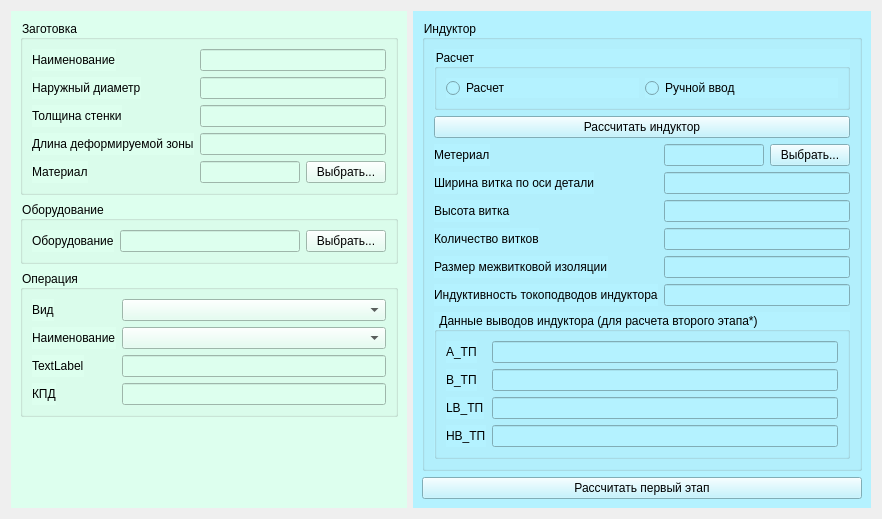
Before: the Qt Designer form gui/InitialParameters.ui in Kroshy1984/MIOM, drawn with Qt 5.
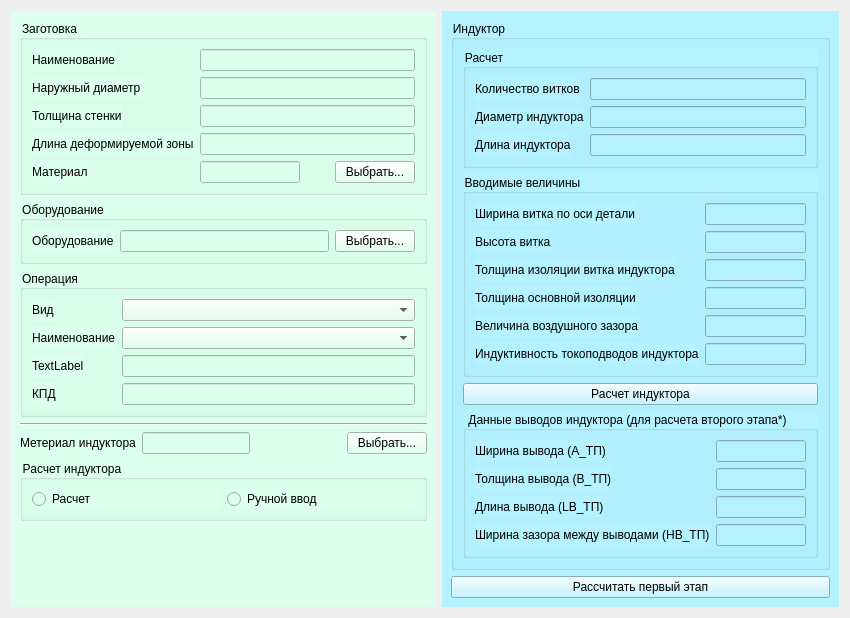
After: the same form once the commit is applied.

The edit to the form file:
```diff
--- a/gui/InitialParameters.ui
+++ b/gui/InitialParameters.ui
@@ -7,7 +7,7 @@
     <x>0</x>
     <y>0</y>
     <width>850</width>
-    <height>483</height>
+    <height>602</height>
    </rect>
   </property>
   <property name="windowTitle">
@@ -186,6 +186,81 @@
         </layout>
        </widget>
       </item>
+      <item>
+       <widget class="Line" name="line">
+        <property name="orientation">
+         <enum>Qt::Horizontal</enum>
+        </property>
+       </widget>
+      </item>
+      <item>
+       <layout class="QFormLayout" name="formLayout">
+        <item row="0" column="0">
+         <widget class="QLabel" name="label_9">
+          <property name="text">
+           <string>Метериал индуктора</string>
+          </property>
+         </widget>
+        </item>
+        <item row="0" column="1">
+         <layout class="QHBoxLayout" name="horizontalLayout">
+          <item>
+           <widget class="QLineEdit" name="lineEditMaterialInductor">
+            <property name="minimumSize">
+             <size>
+              <width>100</width>
+              <height>0</height>
+             </size>
+            </property>
+           </widget>
+          </item>
+          <item>
+           <spacer name="horizontalSpacer">
+            <property name="orientation">
+             <enum>Qt::Horizontal</enum>
+            </property>
+            <property name="sizeHint" stdset="0">
+             <size>
+              <width>40</width>
+              <height>20</height>
+             </size>
+            </property>
+           </spacer>
+          </item>
+          <item>
+           <widget class="QPushButton" name="pushButtonMaterialInductor">
+            <property name="text">
+             <string>Выбрать...</string>
+            </property>
+           </widget>
+          </item>
+         </layout>
+        </item>
+       </layout>
+      </item>
+      <item>
+       <widget class="QGroupBox" name="groupBox_4">
+        <property name="title">
+         <string>Расчет индуктора</string>
+        </property>
+        <layout class="QHBoxLayout" name="horizontalLayout_3">
+         <item>
+          <widget class="QRadioButton" name="radioButtonCalc">
+           <property name="text">
+            <string>Расчет</string>
+           </property>
+          </widget>
+         </item>
+         <item>
+          <widget class="QRadioButton" name="radioButtonManual">
+           <property name="text">
+            <string>Ручной ввод</string>
+           </property>
+          </widget>
+         </item>
+        </layout>
+       </widget>
+      </item>
       <item>
        <spacer name="verticalSpacer">
         <property name="orientation">
@@ -216,118 +291,100 @@
         </property>
         <layout class="QVBoxLayout" name="verticalLayout_4">
          <item>
-          <widget class="QGroupBox" name="groupBox_4">
+          <widget class="QGroupBox" name="groupBox_7">
            <property name="title">
             <string>Расчет</string>
            </property>
-           <layout class="QHBoxLayout" name="horizontalLayout_3">
-            <item>
-             <widget class="QRadioButton" name="radioButtonCalc">
+           <layout class="QFormLayout" name="formLayout_8">
+            <item row="0" column="0">
+             <widget class="QLabel" name="label_12">
               <property name="text">
-               <string>Расчет</string>
+               <string>Количество витков</string>
               </property>
              </widget>
             </item>
-            <item>
-             <widget class="QRadioButton" name="radioButtonManual">
+            <item row="0" column="1">
+             <widget class="QLineEdit" name="lineEditNumberCoilsInductor"/>
+            </item>
+            <item row="1" column="0">
+             <widget class="QLabel" name="labelDiameter">
               <property name="text">
-               <string>Ручной ввод</string>
+               <string>Диаметр индуктора</string>
               </property>
              </widget>
             </item>
+            <item row="2" column="0">
+             <widget class="QLabel" name="label_22">
+              <property name="text">
+               <string>Длина индуктора</string>
+              </property>
+             </widget>
+            </item>
+            <item row="1" column="1">
+             <widget class="QLineEdit" name="lineEditDiameter"/>
+            </item>
+            <item row="2" column="1">
+             <widget class="QLineEdit" name="lineEdit_2"/>
+            </item>
            </layout>
           </widget>
          </item>
          <item>
-          <widget class="QPushButton" name="pushButtonCalcInductor">
-           <property name="text">
-            <string>Рассчитать индуктор</string>
+          <widget class="QGroupBox" name="groupBox_8">
+           <property name="title">
+            <string>Вводимые величины</string>
            </property>
-          </widget>
-         </item>
-         <item>
           <layout class="QFormLayout" name="formLayout_4">
            <item row="0" column="0">
-            <widget class="QLabel" name="label_9">
-             <property name="text">
-              <string>Метериал</string>
-             </property>
-            </widget>
-           </item>
-           <item row="0" column="1">
-            <layout class="QHBoxLayout" name="horizontalLayout">
-             <item>
-              <widget class="QLineEdit" name="lineEditMaterialInductor">
-               <property name="minimumSize">
-                <size>
-                 <width>100</width>
-                 <height>0</height>
-                </size>
-               </property>
-              </widget>
-             </item>
-             <item>
-              <spacer name="horizontalSpacer">
-               <property name="orientation">
-                <enum>Qt::Horizontal</enum>
-               </property>
-               <property name="sizeHint" stdset="0">
-                <size>
-                 <width>40</width>
-                 <height>20</height>
-                </size>
-               </property>
-              </spacer>
-             </item>
-             <item>
-              <widget class="QPushButton" name="pushButtonMaterialInductor">
-               <property name="text">
-                <string>Выбрать...</string>
-               </property>
-              </widget>
-             </item>
-            </layout>
-           </item>
-           <item row="1" column="0">
             <widget class="QLabel" name="label_10">
              <property name="text">
               <string>Ширина витка по оси детали</string>
              </property>
             </widget>
            </item>
-           <item row="1" column="1">
+            <item row="0" column="1">
             <widget class="QLineEdit" name="lineEditWidthCoilInductor"/>
            </item>
-           <item row="2" column="0">
+            <item row="1" column="0">
             <widget class="QLabel" name="label_11">
              <property name="text">
               <string>Высота витка</string>
              </property>
             </widget>
            </item>
-           <item row="2" column="1">
+            <item row="1" column="1">
             <widget class="QLineEdit" name="lineEditHeightCoilInductor"/>
            </item>
-           <item row="3" column="0">
-            <widget class="QLabel" name="label_12">
-             <property name="text">
-              <string>Количество витков</string>
-             </property>
-            </widget>
-           </item>
-           <item row="3" column="1">
-            <widget class="QLineEdit" name="lineEditNumberCoilsInductor"/>
-           </item>
-           <item row="4" column="0">
+            <item row="2" column="0">
             <widget class="QLabel" name="label_13">
              <property name="text">
-              <string>Размер межвитковой изоляции</string>
+               <string>Толщина изоляции витка индуктора</string>
              </property>
             </widget>
            </item>
-           <item row="4" column="1">
+            <item row="2" column="1">
             <widget class="QLineEdit" name="lineEditSizeIsolationInductor"/>
            </item>
+            <item row="3" column="0">
+             <widget class="QLabel" name="label_20">
+              <property name="text">
+               <string>Толщина основной изоляции</string>
+              </property>
+             </widget>
+            </item>
+            <item row="3" column="1">
+             <widget class="QLineEdit" name="lineEditMainIsolation"/>
+            </item>
+            <item row="4" column="0">
+             <widget class="QLabel" name="Label">
+              <property name="text">
+               <string>Величина воздушного зазора</string>
+              </property>
+             </widget>
+            </item>
+            <item row="4" column="1">
+             <widget class="QLineEdit" name="lineEditGapWidth"/>
+            </item>
            <item row="5" column="0">
             <widget class="QLabel" name="label_14">
              <property name="text">
@@ -339,6 +396,14 @@
             <widget class="QLineEdit" name="lineEditInductance"/>
            </item>
           </layout>
+          </widget>
+         </item>
+         <item>
+          <widget class="QPushButton" name="pushButtonCalcInductor">
+           <property name="text">
+            <string>Расчет индуктора</string>
+           </property>
+          </widget>
          </item>
          <item>
           <widget class="QGroupBox" name="groupBox_6">
@@ -349,7 +414,7 @@
             <item row="0" column="0">
              <widget class="QLabel" name="label_15">
               <property name="text">
-               <string>A_ТП</string>
+               <string>Ширина вывода (A_ТП)</string>
               </property>
              </widget>
             </item>
@@ -359,7 +424,7 @@
             <item row="1" column="0">
              <widget class="QLabel" name="label_16">
               <property name="text">
-               <string>B_ТП</string>
+               <string>Толщина вывода (B_ТП)</string>
               </property>
              </widget>
             </item>
@@ -369,7 +434,7 @@
             <item row="2" column="0">
              <widget class="QLabel" name="label_18">
               <property name="text">
-               <string>LB_ТП</string>
+               <string>Длина вывода (LB_ТП)</string>
               </property>
              </widget>
             </item>
@@ -379,7 +444,7 @@
             <item row="3" column="0">
              <widget class="QLabel" name="label_17">
               <property name="text">
-               <string>HB_ТП</string>
+               <string>Ширина зазора между выводами (HB_ТП)</string>
               </property>
              </widget>
             </item>
```
Lines whose indentation alone changed are shown as unchanged.
